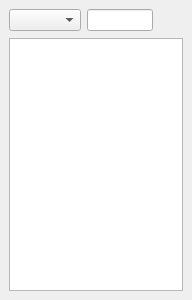
Old version of the form src/ui/dock/strongdockwidget.ui in the repository metaxy/openBibleViewer.
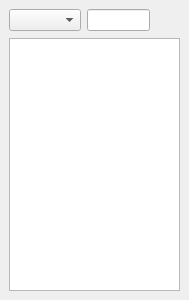
New version of the form. Icons and pictures are not drawn.

Diff of the .ui file:
```diff
--- a/src/ui/dock/strongdockwidget.ui
+++ b/src/ui/dock/strongdockwidget.ui
@@ -6,7 +6,7 @@
    <rect>
     <x>0</x>
     <y>0</y>
-    <width>192</width>
+    <width>189</width>
     <height>300</height>
    </rect>
   </property>
```
Left out of the diff: 6 changed lines with no effect on the pictures.
